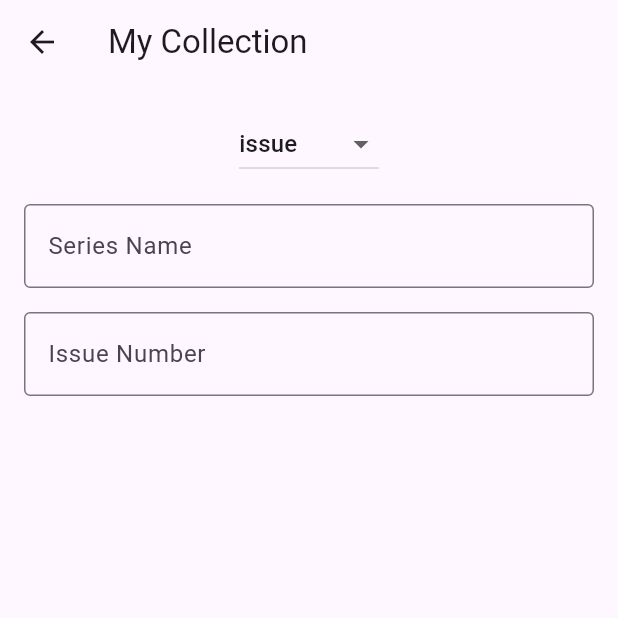
After one commit to AydenHawkins/comicvault, a Flutter app: the UserCollectionScreen screen opened directly, on a phone screen of 412 x 824 dp, the top half of it. The commit adds this screen. Run offline on Flutter 3.47's test engine with Material 3 defaults, Android fonts, the phone set to English and light mode, and no system bars.

Commit message:
Created a shell for user_collection_screen. Nothing displayed right now. Added import to main.

```diff
--- a/comicvault/lib/main.dart
+++ b/comicvault/lib/main.dart
@@ -1,6 +1,7 @@
 import 'package:flutter/material.dart';
 import 'package:comicvault/search_screen.dart';
 import 'package:comicvault/screens/search_screen_v2.dart';
+import 'package:comicvault/screens/user_collection_screen.dart';
 
 void main() {
   runApp(const MaterialApp(title: "Testing", home: SearchScreenv2()));
--- /dev/null
+++ b/comicvault/lib/screens/user_collection_screen.dart
@@ -0,0 +1,80 @@
+import 'package:flutter/material.dart';
+import 'package:comicvault/services/api_service.dart';
+import 'package:comicvault/models/comic_issue.dart';
+import 'package:comicvault/custom_widgets/comic_card.dart';
+
+class UserCollectionScreen extends StatefulWidget {
+  const UserCollectionScreen({super.key});
+
+  @override
+  SearchScreenState createState() => SearchScreenState();
+}
+
+class SearchScreenState extends State<UserCollectionScreen> {
+
+  String _selectedCategory = 'issue';
+  final TextEditingController _seriesController = TextEditingController();
+  final TextEditingController _issueController = TextEditingController();
+
+  @override
+  Widget build(BuildContext context) {
+    return Scaffold(
+      appBar: AppBar(title: Text('My Collection')),
+      body: Padding(
+        padding: const EdgeInsets.all(16.0),
+        child: Column(
+          children: [
+            DropdownButton<String>(
+              value: _selectedCategory,
+              onChanged: (String? newValue) {
+                setState(() {
+                  _selectedCategory = newValue!;
+                });
+              },
+              items:
+                  <String>[
+                    'issue',
+                    'character',
+                    'series',
+                  ].map<DropdownMenuItem<String>>((String value) {
+                    return DropdownMenuItem<String>(
+                      value: value,
+                      child: Text(value),
+                    );
+                  }).toList(),
+            ),
+
+            SizedBox(height: 16),
+
+            TextField(
+              controller: _seriesController,
+              decoration: InputDecoration(
+                labelText: 'Series Name',
+                border: OutlineInputBorder(),
+              ),
+              // onSubmitted: (_) => _performSearch(),
+            ),
+
+            SizedBox(height: 16),
+
+            TextField(
+              controller: _issueController,
+              decoration: InputDecoration(
+                labelText: 'Issue Number',
+                border: OutlineInputBorder(),
+              ),
+              // onSubmitted: (_) => _performSearch(),
+              keyboardType: TextInputType.number,
+            ),
+
+            SizedBox(height: 16),
+          ],
+        ),
+      ),
+    );
+  }
+}
+
+
+// TODO: user collection should query the firestore and display the user collection in a grid similar to other display sections
+// in the app with a search at the top to query for a specific comic
```
